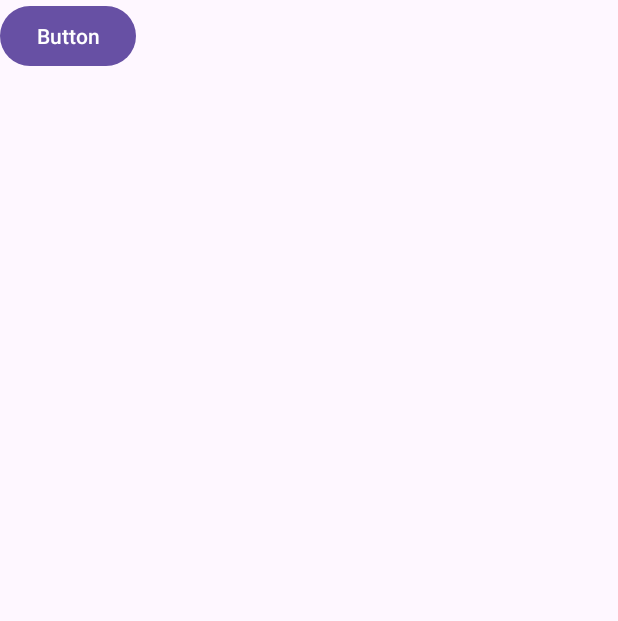
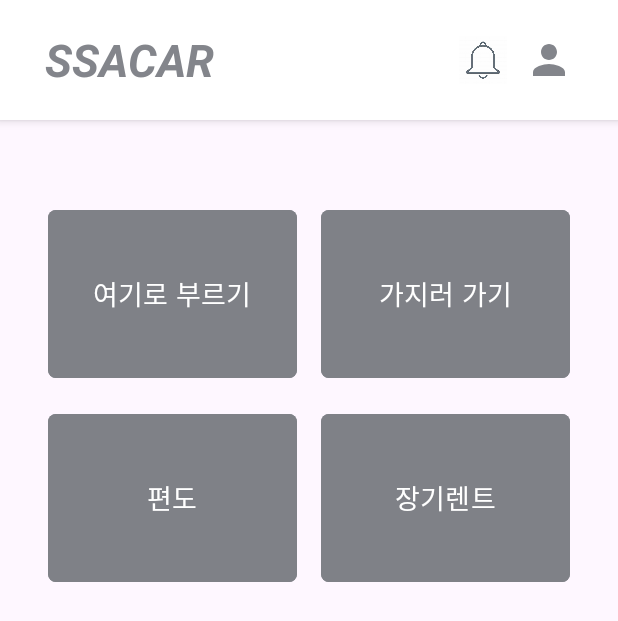
Before and after one commit to chltj/SsaCar, an Android app: the screen it shows after launch (MainActivity), on a phone screen of 412 x 824 dp. Shown: the top 621 px of the screen. Run offline under Robolectric (Android 15) with nearby library versions, the phone set to English and light mode, and no system bars.

Commit message:
메인페이지

```diff
--- a/app/build.gradle
+++ b/app/build.gradle
@@ -12,6 +12,7 @@ android {
         targetSdk 35
         versionCode 1
         versionName "1.0"
+        multiDexEnabled true
 
         testInstrumentationRunner "androidx.test.runner.AndroidJUnitRunner"
     }
--- a/app/src/main/java/kr/ac/mjc/ssacar/MainActivity.java
+++ b/app/src/main/java/kr/ac/mjc/ssacar/MainActivity.java
@@ -1,24 +1,59 @@
 package kr.ac.mjc.ssacar;
 
+import android.content.Intent;
 import android.os.Bundle;
-
-import androidx.activity.EdgeToEdge;
+import android.view.View;
+import android.widget.Button;
+import android.widget.ImageView;
 import androidx.appcompat.app.AppCompatActivity;
-import androidx.core.graphics.Insets;
-import androidx.core.view.ViewCompat;
-import androidx.core.view.WindowInsetsCompat;
 
 public class MainActivity extends AppCompatActivity {
+
+    private ImageView notificationIcon, mypageIcon;
 
     @Override
     protected void onCreate(Bundle savedInstanceState) {
         super.onCreate(savedInstanceState);
-        EdgeToEdge.enable(this);
         setContentView(R.layout.activity_main);
-        ViewCompat.setOnApplyWindowInsetsListener(findViewById(R.id.main), (v, insets) -> {
-            Insets systemBars = insets.getInsets(WindowInsetsCompat.Type.systemBars());
-            v.setPadding(systemBars.left, systemBars.top, systemBars.right, systemBars.bottom);
-            return insets;
+
+        Button btnCallHere, btnPickup, btnOneway, btnLongterm;
+
+        btnCallHere = findViewById(R.id.btn_call_here);
+        btnPickup = findViewById(R.id.btn_pickup);
+        btnOneway = findViewById(R.id.btn_oneway);
+        btnLongterm = findViewById(R.id.btn_longterm);
+
+        btnCallHere.setOnClickListener(v ->
+                startActivity(new Intent(MainActivity.this, CallHereActivity.class)));
+
+        btnPickup.setOnClickListener(v ->
+                startActivity(new Intent(MainActivity.this, PickupActivity.class)));
+
+        btnOneway.setOnClickListener(v ->
+                startActivity(new Intent(MainActivity.this, OnewayActivity.class)));
+
+        btnLongterm.setOnClickListener(v ->
+                startActivity(new Intent(MainActivity.this, LongtermActivity.class)));
+
+        notificationIcon = findViewById(R.id.notificationIcon);
+        mypageIcon = findViewById(R.id.mypageIcon);
+
+        notificationIcon.setOnClickListener(new View.OnClickListener() {
+            @Override
+            public void onClick(View v) {
+                Intent intent = new Intent(MainActivity.this, NotificationActivity.class);
+                startActivity(intent);
+            }
+        });
+
+        mypageIcon.setOnClickListener(new View.OnClickListener() {
+            @Override
+            public void onClick(View v) {
+                Intent intent = new Intent(MainActivity.this, MyPageActivity.class);
+                startActivity(intent);
+            }
         });
     }
+
+
 }
--- /dev/null
+++ b/app/src/main/res/drawable/ic_mypage.xml
@@ -0,0 +1,7 @@
+<vector xmlns:android="http://schemas.android.com/apk/res/android"
+    android:width="24dp" android:height="24dp"
+    android:viewportWidth="24" android:viewportHeight="24">
+    <path
+        android:fillColor="#F77F8187"
+        android:pathData="M12,12c2.21,0 4,-1.79 4,-4s-1.79,-4 -4,-4 -4,1.79 -4,4 1.79,4 4,4zm0,2c-2.67,0 -8,1.34 -8,4v2h16v-2c0,-2.66 -5.33,-4 -8,-4z"/>
+</vector>
--- a/app/src/main/res/layout/activity_main.xml
+++ b/app/src/main/res/layout/activity_main.xml
@@ -1,17 +1,118 @@
 <?xml version="1.0" encoding="utf-8"?>
-<androidx.constraintlayout.widget.ConstraintLayout xmlns:android="http://schemas.android.com/apk/res/android"
+<RelativeLayout xmlns:android="http://schemas.android.com/apk/res/android"
     xmlns:app="http://schemas.android.com/apk/res-auto"
     xmlns:tools="http://schemas.android.com/tools"
-    android:id="@+id/main"
     android:layout_width="match_parent"
     android:layout_height="match_parent"
     tools:context=".MainActivity">
 
-    <Button
-        android:id="@+id/button"
-        android:layout_width="wrap_content"
+    <!-- 상단 바 -->
+    <LinearLayout
+        android:id="@+id/top_bar"
+        android:layout_width="match_parent"
+        android:layout_height="80dp"
+        android:background="#FFFFFF"
+        android:elevation="4dp"
+        android:gravity="center_vertical"
+        android:orientation="horizontal"
+        android:padding="10dp">
+
+        <!-- 앱 이름 -->
+        <TextView
+            android:id="@+id/appTitle"
+            android:layout_width="0dp"
+            android:layout_height="wrap_content"
+            android:layout_marginLeft="20dp"
+            android:layout_weight="1"
+            android:text="SSACAR"
+            android:textColor="#F77F8187"
+            android:textSize="30dp"
+            android:textStyle="bold|italic" />
+
+        <!-- 알림 아이콘 -->
+        <ImageView
+            android:id="@+id/notificationIcon"
+            android:layout_width="32dp"
+            android:layout_height="32dp"
+            android:layout_marginEnd="12dp"
+            android:contentDescription="Notifications"
+            android:src="@drawable/ic_notifications" />
+
+        <!-- 마이페이지 아이콘 -->
+        <ImageView
+            android:id="@+id/mypageIcon"
+            android:layout_width="32dp"
+            android:layout_height="32dp"
+            android:layout_marginRight="20dp"
+            android:contentDescription="My Page"
+            android:src="@drawable/ic_mypage" />
+
+    </LinearLayout>
+    <GridLayout
+        android:id="@+id/main_menu"
+        android:layout_width="match_parent"
         android:layout_height="wrap_content"
-        android:text="Button"
-        tools:layout_editor_absoluteX="67dp"
-        tools:layout_editor_absoluteY="124dp" />
-</androidx.constraintlayout.widget.ConstraintLayout>
+        android:layout_below="@id/top_bar"
+        android:columnCount="2"
+        android:rowCount="2"
+        android:padding="24dp"
+        android:layout_marginTop="24dp"
+        android:layout_marginBottom="24dp">
+
+        <Button
+            android:id="@+id/btn_call_here"
+            android:layout_width="0dp"
+            android:layout_height="120dp"
+            android:layout_rowWeight="1"
+            android:layout_columnWeight="1"
+            android:layout_margin="8dp"
+            android:backgroundTint="#FF7F8187"
+            android:text="여기로 부르기"
+            android:textColor="#ffffff"
+            android:textSize="18sp"
+            app:cornerRadius="5dp"/>
+
+        <Button
+            android:id="@+id/btn_pickup"
+            android:layout_width="0dp"
+            android:layout_height="120dp"
+            android:layout_rowWeight="1"
+            android:layout_columnWeight="1"
+            android:layout_margin="8dp"
+            android:backgroundTint="#FF7F8187"
+            android:text="가지러 가기"
+            android:textColor="#ffffff"
+            android:textSize="18sp"
+            app:cornerRadius="5dp"/>
+
+        <Button
+            android:id="@+id/btn_oneway"
+            android:layout_width="0dp"
+            android:layout_height="120dp"
+            android:layout_rowWeight="1"
+            android:layout_columnWeight="1"
+            android:layout_margin="8dp"
+            android:backgroundTint="#FF7F8187"
+            android:text="편도"
+            android:textColor="#ffffff"
+            android:textSize="18sp"
+            app:cornerRadius="5dp"/>
+
+        <Button
+            android:id="@+id/btn_longterm"
+            android:layout_width="0dp"
+            android:layout_height="120dp"
+            android:layout_rowWeight="1"
+            android:layout_columnWeight="1"
+            android:layout_margin="8dp"
+            android:backgroundTint="#FF7F8187"
+            android:text="장기렌트"
+            android:textColor="#ffffff"
+            android:textSize="18sp"
+            app:cornerRadius="5dp"/>
+    </GridLayout>
+
+
+    <!-- 아래 내용 추가 가능 -->
+
+</RelativeLayout>
```
Also changed, not shown: app/src/main/AndroidManifest.xml (+7 -0 lines), app/src/main/java/kr/ac/mjc/ssacar/CallHereActivity.java (added, +12 -0 lines), app/src/main/java/kr/ac/mjc/ssacar/LongtermActivity.java (added, +12 -0 lines), app/src/main/java/kr/ac/mjc/ssacar/MyPageActivity.java (added, +13 -0 lines), app/src/main/java/kr/ac/mjc/ssacar/NotificationActivity.java (added, +13 -0 lines), app/src/main/java/kr/ac/mjc/ssacar/OnewayActivity.java (added, +12 -0 lines), app/src/main/java/kr/ac/mjc/ssacar/PickupActivity.java (added, +12 -0 lines), app/src/main/res/layout/activity_call_here.xml (added, +16 -0 lines), app/src/main/res/layout/activity_longterm.xml (added, +16 -0 lines), app/src/main/res/layout/activity_mypage.xml (added, +21 -0 lines), app/src/main/res/layout/activity_notification.xml (added, +21 -0 lines), app/src/main/res/layout/activity_oneway.xml (added, +16 -0 lines), app/src/main/res/layout/activity_pickup.xml (added, +16 -0 lines), app/src/main/res/values/colors.xml (+13 -2 lines), 2 more files.
